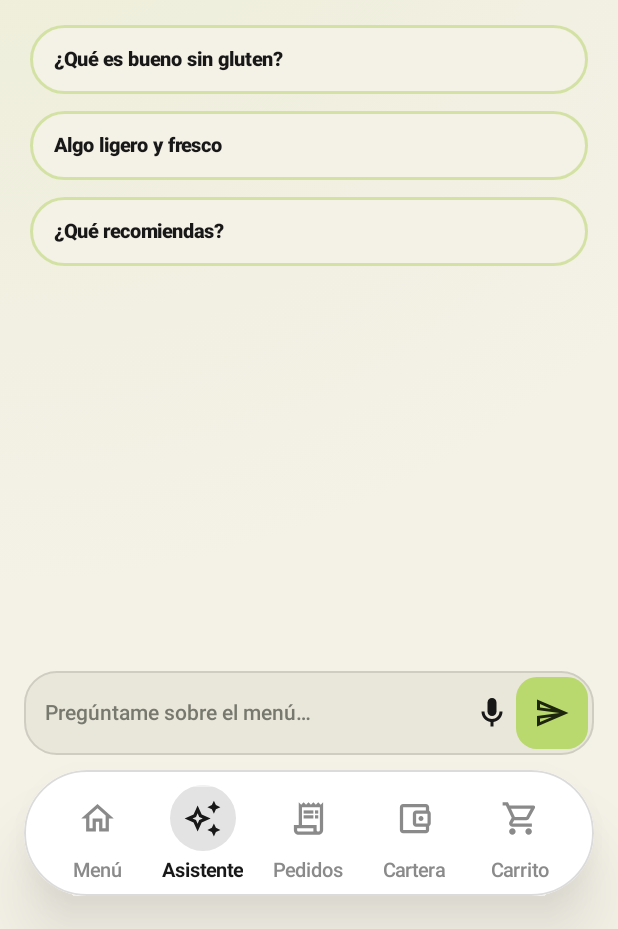
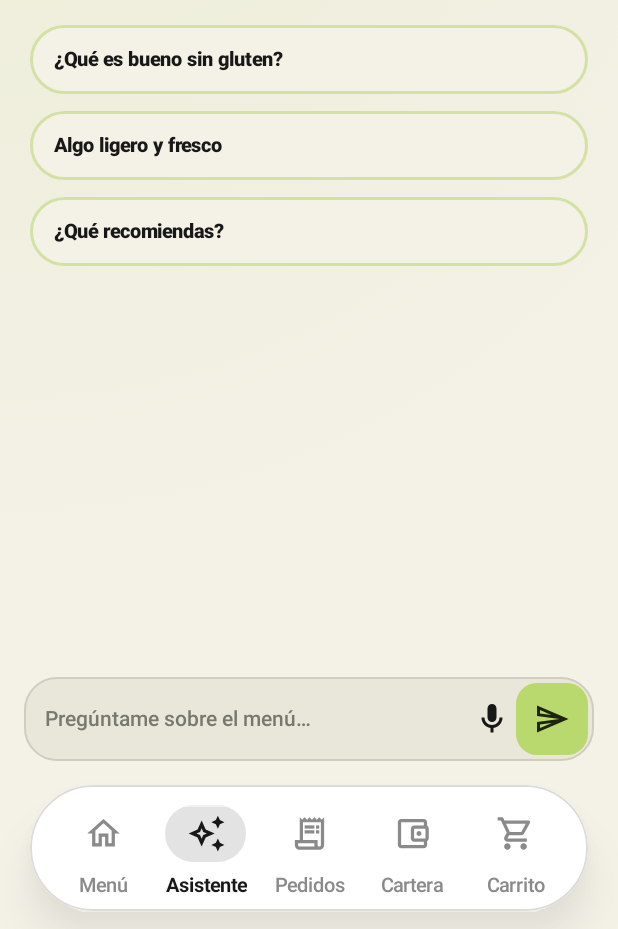
Before and after one commit to winkakao3-dev/vaiinilla-android, an Android app built with Jetpack Compose: the composable AssistantChatScreen shown on its own in the app's theme, on a phone screen of 412 x 824 dp, the part 307-1236 px from its top. Run offline under Robolectric (Android 15) with nearby library versions, the phone set to English and light mode, and no system bars; network calls fail.

Commit message:
Floating dock navbar: safe area, oval active capsule, soft shadow
Position layer respects navigation bar insets plus 12dp float gap and
20dp side margins. Active tab uses horizontal oval capsule behind icon
with 340ms slide. Export VaiinillaBottomNavClearance for content padding.

Co-authored-by: winkakao3-dev <winkakao3-dev@users.noreply.github.com>

```diff
--- a/app/build.gradle.kts
+++ b/app/build.gradle.kts
@@ -71,8 +71,8 @@ android {
         applicationId = "com.vaiinilla.app"
         minSdk = 26
         targetSdk = 36
-        versionCode = 9
-        versionName = "0.3.4-icon-bubble-nav"
+        versionCode = 10
+        versionName = "0.3.5-floating-dock"
 
         buildConfigField("String", "DATA_SOURCE_MODE", "\"$selectedDataSource\"")
         buildConfigField("String", "API_BASE_URL", "\"$selectedApiBaseUrl\"")
--- a/app/src/main/java/com/vaiinilla/app/ui/components/VaiinillaBottomNav.kt
+++ b/app/src/main/java/com/vaiinilla/app/ui/components/VaiinillaBottomNav.kt
@@ -5,21 +5,21 @@ import androidx.compose.animation.core.CubicBezierEasing
 import androidx.compose.animation.core.tween
 import androidx.compose.foundation.background
 import androidx.compose.foundation.border
-import androidx.compose.foundation.layout.Arrangement
 import androidx.compose.foundation.layout.Box
 import androidx.compose.foundation.layout.BoxWithConstraints
 import androidx.compose.foundation.layout.Column
 import androidx.compose.foundation.layout.Row
+import androidx.compose.foundation.layout.WindowInsets
 import androidx.compose.foundation.layout.fillMaxSize
 import androidx.compose.foundation.layout.fillMaxWidth
 import androidx.compose.foundation.layout.height
-import androidx.compose.foundation.layout.navigationBarsPadding
+import androidx.compose.foundation.layout.navigationBars
 import androidx.compose.foundation.layout.offset
 import androidx.compose.foundation.layout.padding
 import androidx.compose.foundation.layout.size
 import androidx.compose.foundation.layout.width
 import androidx.compose.foundation.layout.widthIn
-import androidx.compose.foundation.shape.CircleShape
+import androidx.compose.foundation.layout.windowInsetsPadding
 import androidx.compose.foundation.shape.RoundedCornerShape
 import androidx.compose.material.icons.Icons
 import androidx.compose.material.icons.automirrored.outlined.ReceiptLong
@@ -41,6 +41,7 @@ import androidx.compose.ui.graphics.vector.ImageVector
 import androidx.compose.ui.platform.LocalContext
 import androidx.compose.ui.text.font.FontWeight
 import androidx.compose.ui.text.style.TextOverflow
+import androidx.compose.ui.unit.Dp
 import androidx.compose.ui.unit.dp
 import androidx.compose.ui.unit.sp
 import com.vaiinilla.app.ui.theme.Coral
@@ -51,15 +52,20 @@ private val UberNavEase = CubicBezierEasing(0.22f, 0.8f, 0.25f, 1f)
 
 private val NavDockHeight = 84.dp
 private val NavMaxWidth = 568.dp
-private val NavDockBottom = 22.dp
-private val NavDockHorizontal = 16.dp
+private val NavDockGapAboveSafeArea = 12.dp
+private val NavDockHorizontalMargin = 20.dp
 private val NavInnerPaddingVertical = 10.dp
 private val NavInnerPaddingHorizontal = 14.dp
 private val NavIconBandHeight = 44.dp
-private val NavIconBubbleSize = 44.dp
+private val NavIconCapsuleWidth = 54.dp
+private val NavIconCapsuleHeight = 38.dp
+private val NavIconCapsuleShape = RoundedCornerShape(percent = 50)
 private val NavIconSize = 26.dp
 private val NavIconLabelGap = 5.dp
 private val NavLabelSize = 13.sp
+
+/** Approximate dock height for scroll/content clearance (excludes system nav inset). */
+val VaiinillaBottomNavClearance: Dp = NavDockHeight + NavDockGapAboveSafeArea + 8.dp
 
 enum class StudentTab {
     MENU,
@@ -69,6 +75,9 @@ enum class StudentTab {
     CART,
 }
 
+/**
+ * Floating capsule dock — never edge-to-edge. Colors come from [LocalVaiinillaColors].
+ */
 @Composable
 fun VaiinillaBottomNav(
     activeTab: StudentTab,
@@ -103,43 +112,44 @@ fun VaiinillaBottomNav(
         )
 
     val activeIndex = tabs.indexOfFirst { it.tab == activeTab }.coerceAtLeast(0)
-    val bubbleIndexAnim = remember { Animatable(activeIndex.toFloat()) }
-    val outerRadius = NavDockHeight / 2
+    val activeIndexAnim = remember { Animatable(activeIndex.toFloat()) }
+    val capsuleRadius = NavDockHeight / 2
+    val capsuleShape = RoundedCornerShape(capsuleRadius)
 
     LaunchedEffect(activeIndex, reducedMotion) {
         if (reducedMotion) {
-            bubbleIndexAnim.snapTo(activeIndex.toFloat())
+            activeIndexAnim.snapTo(activeIndex.toFloat())
         } else {
-            bubbleIndexAnim.animateTo(
+            activeIndexAnim.animateTo(
                 activeIndex.toFloat(),
                 animationSpec = tween(durationMillis = 340, easing = UberNavEase),
             )
         }
     }
 
+  // Positioning layer only — no background; the capsule is the visual dock.
     Box(
         modifier =
             modifier
                 .fillMaxWidth()
-                .navigationBarsPadding()
+                .windowInsetsPadding(WindowInsets.navigationBars)
                 .padding(
-                    start = NavDockHorizontal,
-                    end = NavDockHorizontal,
-                    bottom = NavDockBottom,
+                    start = NavDockHorizontalMargin,
+                    end = NavDockHorizontalMargin,
+                    bottom = NavDockGapAboveSafeArea,
                 ),
         contentAlignment = Alignment.BottomCenter,
     ) {
-        val outerShape = RoundedCornerShape(outerRadius)
         Column(
             modifier =
                 Modifier
                     .widthIn(max = NavMaxWidth)
                     .fillMaxWidth()
                     .height(NavDockHeight)
-                    .floatingNavShadow(outerShape, colors.navShadow)
-                    .clip(outerShape)
+                    .floatingDockShadow(capsuleShape, colors.navShadow)
+                    .clip(capsuleShape)
                     .background(colors.navGlass)
-                    .border(1.dp, colors.navBorder, outerShape)
+                    .border(1.dp, colors.navBorder, capsuleShape)
                     .padding(
                         horizontal = NavInnerPaddingHorizontal,
                         vertical = NavInnerPaddingVertical,
@@ -152,15 +162,16 @@ fun VaiinillaBottomNav(
                         .height(NavIconBandHeight),
             ) {
                 val tabWidth = maxWidth / tabs.size
-                val bubbleCenter = tabWidth * (bubbleIndexAnim.value + 0.5f)
-                val bubbleOffset = bubbleCenter - NavIconBubbleSize / 2
+                val capsuleCenter = tabWidth * (activeIndexAnim.value + 0.5f)
+                val capsuleOffsetX = capsuleCenter - NavIconCapsuleWidth / 2
+                val capsuleOffsetY = (NavIconBandHeight - NavIconCapsuleHeight) / 2
 
                 Box(
                     modifier =
                         Modifier
-                            .offset(x = bubbleOffset)
-                            .size(NavIconBubbleSize)
-                            .clip(CircleShape)
+                            .offset(x = capsuleOffsetX, y = capsuleOffsetY)
+                            .size(width = NavIconCapsuleWidth, height = NavIconCapsuleHeight)
+                            .clip(NavIconCapsuleShape)
                             .background(colors.navPill),
                     contentAlignment = Alignment.TopCenter,
                 ) {
@@ -175,7 +186,7 @@ fun VaiinillaBottomNav(
 
                 Row(modifier = Modifier.fillMaxSize()) {
                     tabs.forEach { entry ->
-                        NavIconSlot(
+                        NavTabIcon(
                             modifier = Modifier.weight(1f),
                             label = entry.label,
                             icon = entry.icon,
@@ -195,7 +206,7 @@ fun VaiinillaBottomNav(
                         .padding(top = NavIconLabelGap),
             ) {
                 tabs.forEach { entry ->
-                    NavLabelSlot(
+                    NavTabLabel(
                         modifier = Modifier.weight(1f),
                         label = entry.label,
                         active = entry.tab == activeTab,
@@ -207,28 +218,28 @@ fun VaiinillaBottomNav(
     }
 }
 
-private fun Modifier.floatingNavShadow(
+private fun Modifier.floatingDockShadow(
     shape: RoundedCornerShape,
     shadowColor: Color,
 ): Modifier =
     this
         .shadow(
-            elevation = 24.dp,
+            elevation = 16.dp,
             shape = shape,
             clip = false,
-            ambientColor = shadowColor.copy(alpha = shadowColor.alpha * 0.55f),
-            spotColor = shadowColor.copy(alpha = shadowColor.alpha * 0.85f),
+            ambientColor = shadowColor.copy(alpha = shadowColor.alpha * 0.45f),
+            spotColor = shadowColor.copy(alpha = shadowColor.alpha * 0.65f),
         )
         .shadow(
-            elevation = 8.dp,
+            elevation = 6.dp,
             shape = shape,
             clip = false,
-            ambientColor = shadowColor.copy(alpha = shadowColor.alpha * 0.2f),
-            spotColor = shadowColor.copy(alpha = shadowColor.alpha * 0.35f),
+            ambientColor = shadowColor.copy(alpha = shadowColor.alpha * 0.15f),
+            spotColor = shadowColor.copy(alpha = shadowColor.alpha * 0.25f),
         )
 
 @Composable
-private fun NavIconSlot(
+private fun NavTabIcon(
     label: String,
     icon: ImageVector,
     active: Boolean,
@@ -281,7 +292,7 @@ private fun NavIconSlot(
 }
 
 @Composable
-private fun NavLabelSlot(
+private fun NavTabLabel(
     label: String,
     active: Boolean,
     onClick: () -> Unit,
--- a/app/src/main/java/com/vaiinilla/app/ui/screens/AssistantChatScreen.kt
+++ b/app/src/main/java/com/vaiinilla/app/ui/screens/AssistantChatScreen.kt
@@ -55,6 +55,7 @@ import com.vaiinilla.app.ui.assistant.AssistantChatMessage
 import com.vaiinilla.app.ui.components.EditorialConfirmSheet
 import com.vaiinilla.app.ui.components.StudentTab
 import com.vaiinilla.app.ui.components.VaiinillaBottomNav
+import com.vaiinilla.app.ui.components.VaiinillaBottomNavClearance
 import com.vaiinilla.app.ui.components.VaiinillaMark
 import com.vaiinilla.app.ui.order.OrderFlowUiState
 import com.vaiinilla.app.ui.order.cartItemCount
@@ -68,7 +69,7 @@ private val chatSuggestions =
         "¿Qué recomiendas?",
     )
 
-private val bottomNavClearance = 108.dp
+private val bottomNavClearance = VaiinillaBottomNavClearance
 
 @Composable
 fun AssistantChatScreen(
```
